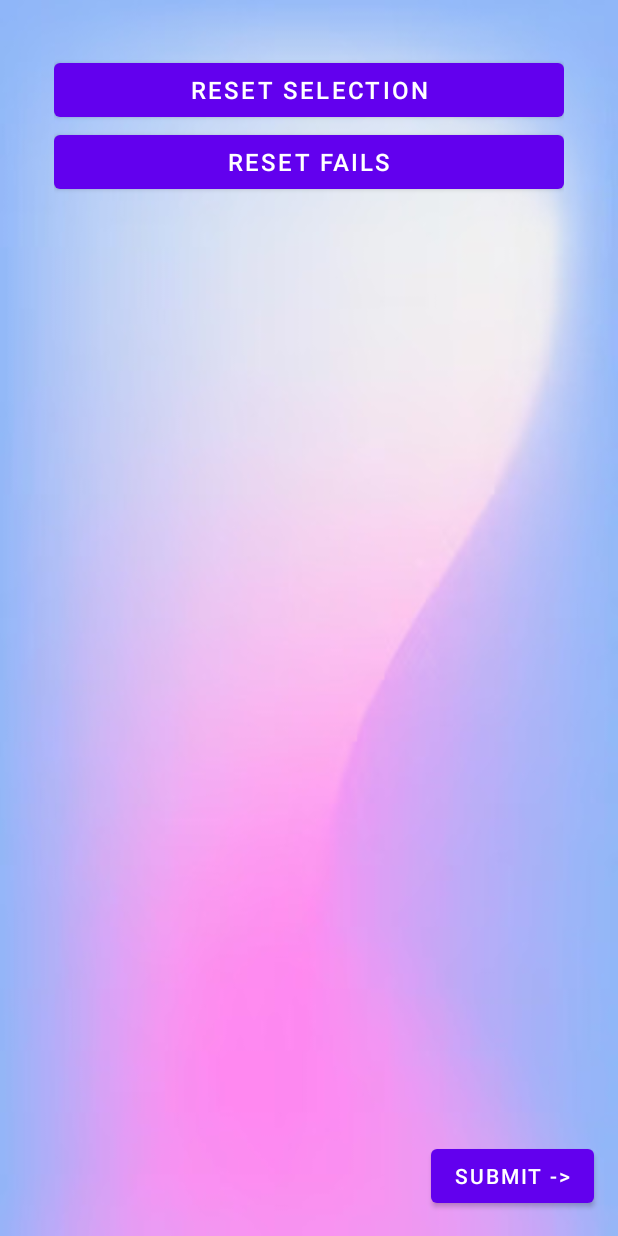
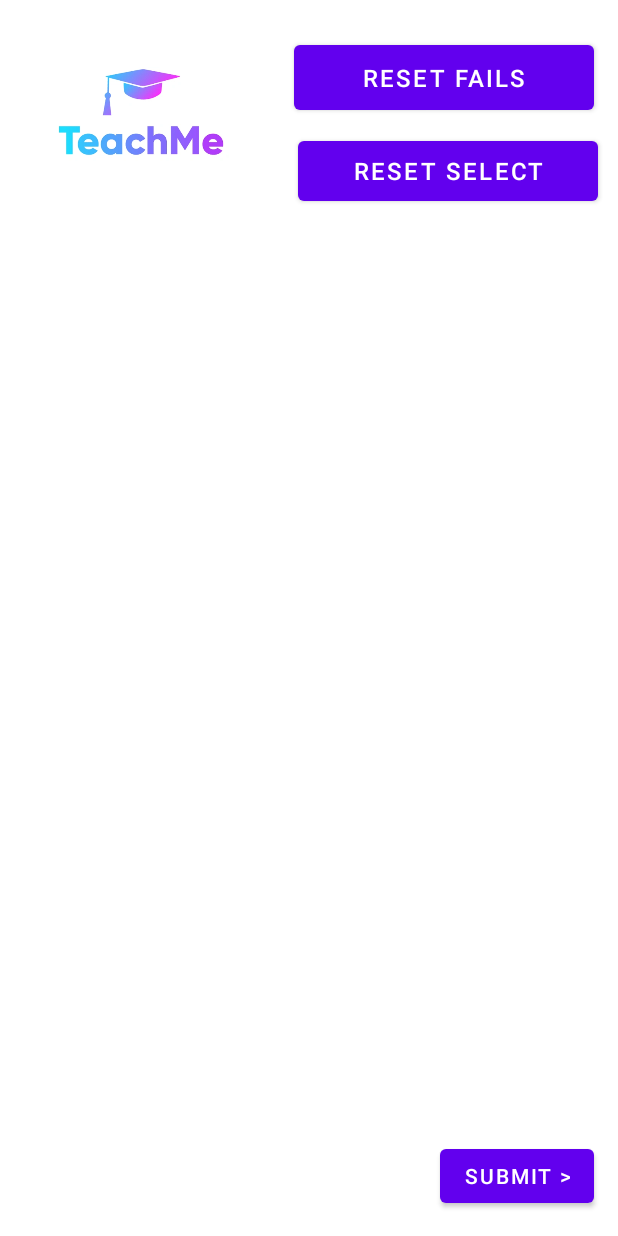
Before and after one commit to MassiGy/teachme.io, an Android app: the layout available_verbs_view.xml on its own in the app's theme, with its tools: preview values and no code run, on a phone screen of 412 x 824 dp. Run offline under Robolectric (Android 15) with nearby library versions, the phone set to English and light mode, and no system bars.

Commit message:
+dev-massigy: reviewed the design semantics on the available verb view

```diff
--- a/src/app/src/main/res/layout/available_verbs_view.xml
+++ b/src/app/src/main/res/layout/available_verbs_view.xml
@@ -7,66 +7,10 @@
     android:configChanges="orientation"
     android:screenOrientation="portrait"
     tools:ignore="LockedOrientationActivity"
-    android:background="@drawable/teachme_io_bg"
+
     android:orientation="vertical"
 
     tools:context=".available_verbs_view">
-
-
-    <RelativeLayout
-        android:layout_width="match_parent"
-        android:layout_height="match_parent"
-        android:padding="16dp"
-        tools:context=".MainActivity">
-
-
-
-        <ScrollView
-            android:layout_width="fill_parent"
-            android:layout_height="fill_parent"
-            android:scrollbars="vertical">
-
-            <LinearLayout
-                android:id="@+id/linear_layout_in_scroll_view"
-                android:layout_width="fill_parent"
-                android:layout_height="fill_parent"
-                android:layout_margin="20dp"
-                android:orientation="vertical">
-
-
-
-
-                <Button
-                    android:id="@+id/reset_selection"
-                    android:layout_width="match_parent"
-                    android:layout_height="wrap_content"
-                    android:drawableStart="@drawable/reset_arrow"
-                    android:drawablePadding="8dp"
-                    android:onClick="reset_selection"
-                    android:text="Reset selection"
-                    android:textColor="@android:color/white"
-                    android:textSize="16sp" />
-
-                <Button
-                    android:id="@+id/reset_fails"
-                    android:layout_width="match_parent"
-                    android:layout_height="wrap_content"
-                    android:drawableStart="@drawable/reset_arrow"
-                    android:drawablePadding="8dp"
-                    android:onClick="reset_fails"
-                    android:text="Reset fails"
-                    android:textColor="@android:color/white"
-                    android:textSize="16sp" />
-
-
-
-
-
-            </LinearLayout>
-
-        </ScrollView>
-
-    </RelativeLayout>
 
     <Button
         android:id="@+id/submit_btn"
@@ -74,8 +18,66 @@
         android:layout_height="wrap_content"
         android:layout_marginEnd="16dp"
         android:layout_marginBottom="16dp"
-        android:text="Submit ->"
+        android:text="Submit >"
         app:layout_constraintBottom_toBottomOf="parent"
         app:layout_constraintEnd_toEndOf="parent" />
 
+    <Button
+        android:id="@+id/reset_selection"
+        android:layout_width="200dp"
+        android:layout_height="52dp"
+        android:layout_marginTop="88dp"
+        android:drawableStart="@drawable/reset_arrow"
+        android:drawablePadding="8dp"
+        android:onClick="reset_selection"
+        android:text="Reset select"
+        android:textColor="@android:color/white"
+        android:textSize="16sp"
+        app:layout_constraintEnd_toEndOf="parent"
+        app:layout_constraintHorizontal_bias="0.937"
+        app:layout_constraintStart_toStartOf="parent"
+        app:layout_constraintTop_toTopOf="parent"
+        tools:ignore="TextSizeCheck" />
+
+    <Button
+        android:id="@+id/reset_fails"
+        android:layout_width="200dp"
+        android:layout_height="55dp"
+        android:layout_marginTop="24dp"
+        android:drawableStart="@drawable/reset_arrow"
+        android:drawablePadding="8dp"
+        android:onClick="reset_fails"
+        android:text="Reset fails"
+        android:textColor="@android:color/white"
+        android:textSize="16sp"
+        app:layout_constraintEnd_toEndOf="parent"
+        app:layout_constraintHorizontal_bias="0.924"
+        app:layout_constraintStart_toStartOf="parent"
+        app:layout_constraintTop_toTopOf="parent" />
+
+    <ScrollView
+        android:layout_width="387dp"
+        android:layout_height="507dp"
+        android:layout_marginBottom="75dp"
+        app:layout_constraintBottom_toBottomOf="parent"
+        app:layout_constraintEnd_toEndOf="parent"
+        app:layout_constraintStart_toStartOf="parent">
+
+        <LinearLayout
+            android:id="@+id/linear_layout_in_scroll_view"
+            android:layout_width="match_parent"
+            android:layout_height="wrap_content"
+            android:orientation="vertical" />
+    </ScrollView>
+
+    <ImageView
+        android:id="@+id/imageView3"
+        android:layout_width="169dp"
+        android:layout_height="131dp"
+        android:layout_marginStart="9dp"
+        android:layout_marginTop="9dp"
+        app:layout_constraintStart_toStartOf="parent"
+        app:layout_constraintTop_toTopOf="parent"
+        app:srcCompat="@drawable/teachme_io_logo" />
+
 </androidx.constraintlayout.widget.ConstraintLayout>
```
